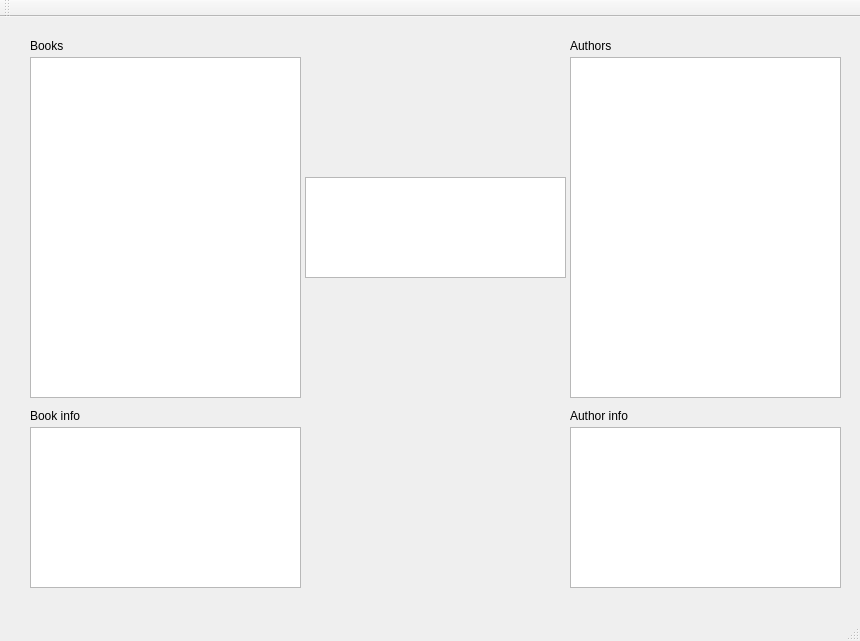
The window that exam/mainwindow.ui (carexoid/labs) describes before a commit, drawn with Qt 5.
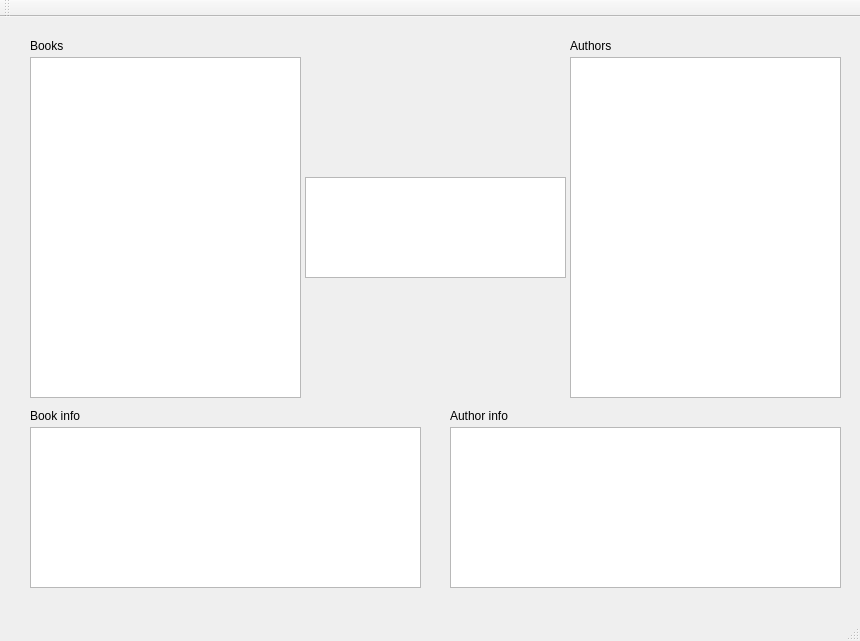
The same window after the commit.

```diff
--- a/exam/mainwindow.ui
+++ b/exam/mainwindow.ui
@@ -75,7 +75,7 @@
      <rect>
       <x>30</x>
       <y>410</y>
-      <width>271</width>
+      <width>391</width>
       <height>161</height>
      </rect>
     </property>
@@ -96,9 +96,9 @@
    <widget class="QTextBrowser" name="AuthorInfo">
     <property name="geometry">
      <rect>
-      <x>570</x>
+      <x>450</x>
       <y>410</y>
-      <width>271</width>
+      <width>391</width>
       <height>161</height>
      </rect>
     </property>
@@ -106,7 +106,7 @@
    <widget class="QLabel" name="AuthorInfoLabel">
     <property name="geometry">
      <rect>
-      <x>570</x>
+      <x>450</x>
       <y>390</y>
       <width>101</width>
       <height>18</height>
```
Left out of the diff: 2 changed lines with no effect on the pictures.
